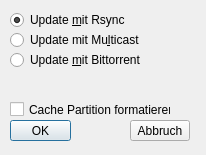
First picture: the form in linbo_gui/linboMulticastBox.ui, repository linuxmuster/linuxmuster-linbo, before the edit.
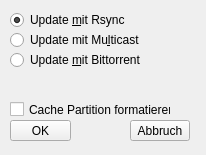
Second picture: the form after the edit.

Commit message: add linboimagewidget, refactor QDialog -> QWidget

Diff of the .ui file:
```diff
--- a/linbo_gui/linboMulticastBox.ui
+++ b/linbo_gui/linboMulticastBox.ui
@@ -1,7 +1,7 @@
 <?xml version="1.0" encoding="UTF-8"?>
 <ui version="4.0">
  <class>linboMulticastBox</class>
- <widget class="QDialog" name="linboMulticastBox">
+ <widget class="QWidget" name="linboMulticastBox">
   <property name="geometry">
    <rect>
     <x>0</x>
```
The commit also changes 35 other files.
